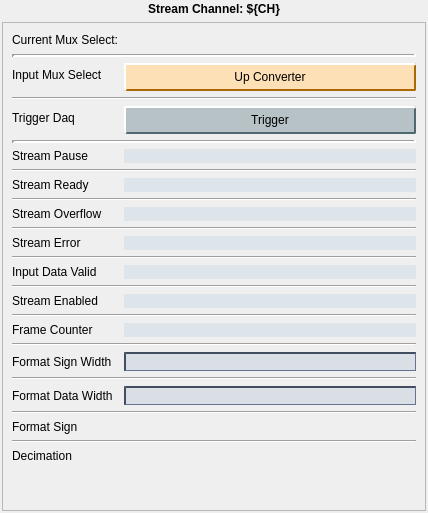
cristinasewell/ATCA_PyDM_Screens, file individuals/up_converter_ch_stream.ui: the form before one commit.
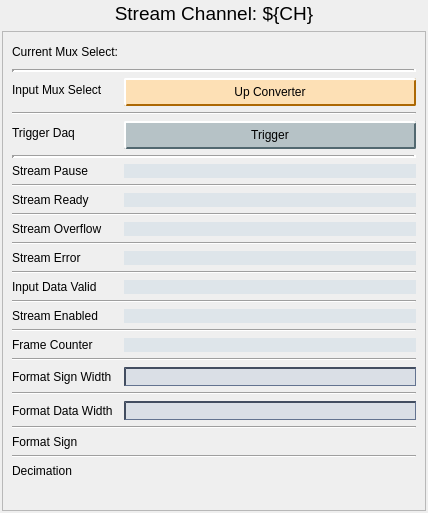
The form after the commit. Custom widgets are drawn as their Qt base class.

Commit message: FIX: take font-size out of the stylesheets

```diff
--- a/individuals/up_converter_ch_stream.ui
+++ b/individuals/up_converter_ch_stream.ui
@@ -78,11 +78,13 @@
        <verstretch>0</verstretch>
       </sizepolicy>
      </property>
+     <property name="font">
+      <font>
+       <pointsize>14</pointsize>
+      </font>
+     </property>
      <property name="styleSheet">
-      <string notr="true">QLabel{
-  font-size: 12px;
-  font: bold;
-}</string>
+      <string notr="true"/>
      </property>
      <property name="text">
       <string>Stream Channel: ${CH}</string>
@@ -103,7 +105,7 @@
         <x>0</x>
         <y>0</y>
         <width>422</width>
-        <height>488</height>
+        <height>485</height>
        </rect>
       </property>
       <layout class="QVBoxLayout" name="verticalLayout_2">
@@ -768,10 +770,10 @@
           <widget class="PyDMLabel" name="PyDMLabel_8">
            <property name="font">
             <font>
-             <pointsize>-1</pointsize>
-             <weight>50</weight>
+             <pointsize>14</pointsize>
+             <weight>75</weight>
              <italic>false</italic>
-             <bold>false</bold>
+             <bold>true</bold>
             </font>
            </property>
            <property name="toolTip">
@@ -781,7 +783,6 @@
             <string notr="true">QLabel{
 color:#7A2D59;
 font: bold;
-font: 14px;
 }</string>
            </property>
            <property name="text">
```
The commit also changes 8 other files.
